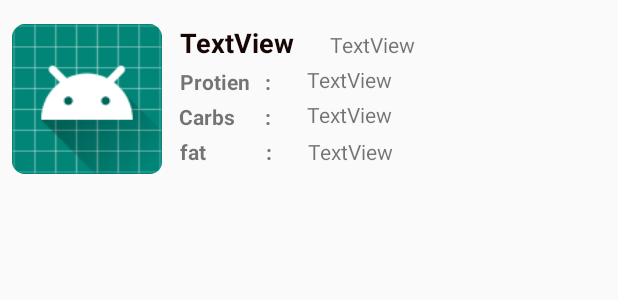
After one commit to Draker007/FitnessFreaks, an Android app: the layout nutrition_recycler.xml on its own in the app's theme, with its tools: preview values and no code run, on a phone screen of 412 x 824 dp. The commit adds this screen. Shown: the top 300 px of the screen. Run offline under Robolectric (Android 15) with nearby library versions, the phone set to English and light mode, and no system bars; Roboto replaces fonts that are not available here.

Commit message:
added Nutrition UI need to setup data after DB complition

```diff
--- a/app/src/main/java/com/example/fitnessfreaks/Activities/excersiceListActivity.java
+++ b/app/src/main/java/com/example/fitnessfreaks/Activities/excersiceListActivity.java
@@ -1,6 +1,7 @@
 package com.example.fitnessfreaks.Activities;
 
 import android.content.Intent;
+import android.net.Uri;
 import android.support.annotation.NonNull;
 import android.support.v7.app.AppCompatActivity;
 import android.os.Bundle;
@@ -28,6 +29,7 @@ public class excersiceListActivity extends AppCompatActivity implements excersic
     RecyclerView recyclerView;
     private List<excersice> excersices = new ArrayList<>();
     excersiceAdapter adapter;
+    private Uri uri;
     private DatabaseReference mDatabase;
     public List<String> data = new ArrayList<>();
 
@@ -68,6 +70,8 @@ Log.d("database","starting");
                 String name = postMap.get("WorkoutName");
                 Log.d("database",name);
                 String id = postMap.get("id");
+                String image = postMap.get("WorkoutImage1");
+
                 excersice excersice = new excersice(name,id);
                 excersices.add(excersice);
 recyclerView.setAdapter(adapter);
--- /dev/null
+++ b/app/src/main/res/layout/nutrition_recycler.xml
@@ -0,0 +1,110 @@
+<?xml version="1.0" encoding="utf-8"?>
+<android.support.constraint.ConstraintLayout xmlns:android="http://schemas.android.com/apk/res/android"
+    xmlns:app="http://schemas.android.com/apk/res-auto"
+    xmlns:tools="http://schemas.android.com/tools"
+    android:layout_width="match_parent"
+    android:layout_height="wrap_content">
+
+    <ImageView
+        android:id="@+id/imageView"
+        android:layout_width="100dp"
+        android:layout_height="100dp"
+        android:layout_marginStart="8dp"
+        android:layout_marginTop="16dp"
+        app:layout_constraintStart_toStartOf="parent"
+        app:layout_constraintTop_toTopOf="parent"
+        app:srcCompat="@mipmap/ic_launcher_round" />
+
+    <TextView
+        android:id="@+id/nutName"
+        android:layout_width="wrap_content"
+        android:layout_height="wrap_content"
+        android:layout_marginStart="12dp"
+        android:layout_marginTop="16dp"
+        android:text="TextView"
+        android:textColor="#FA130101"
+        android:textSize="18sp"
+        android:textStyle="bold"
+        app:layout_constraintStart_toEndOf="@+id/imageView"
+        app:layout_constraintTop_toTopOf="parent" />
+
+    <TextView
+        android:id="@+id/nutQty"
+        android:layout_width="wrap_content"
+        android:layout_height="wrap_content"
+        android:layout_marginStart="24dp"
+        android:layout_marginTop="20dp"
+        android:text="TextView"
+        app:layout_constraintStart_toEndOf="@+id/nutName"
+        app:layout_constraintTop_toTopOf="parent" />
+
+    <TextView
+        android:id="@+id/textView17"
+        android:layout_width="wrap_content"
+        android:layout_height="wrap_content"
+        android:layout_marginStart="12dp"
+        android:layout_marginTop="4dp"
+        android:text="Protien   :"
+        android:textStyle="bold"
+        app:layout_constraintStart_toEndOf="@+id/imageView"
+        app:layout_constraintTop_toBottomOf="@+id/nutName" />
+
+    <TextView
+        android:id="@+id/textView18"
+        android:layout_width="wrap_content"
+        android:layout_height="wrap_content"
+        android:layout_marginStart="11dp"
+        android:layout_marginTop="4dp"
+        android:text="Carbs      :"
+        android:textStyle="bold"
+        app:layout_constraintStart_toEndOf="@+id/imageView"
+        app:layout_constraintTop_toBottomOf="@+id/textView17" />
+
+    <TextView
+        android:id="@+id/textView19"
+        android:layout_width="wrap_content"
+        android:layout_height="wrap_content"
+        android:layout_marginStart="12dp"
+        android:layout_marginTop="4dp"
+        android:text="fat            :"
+        android:textStyle="bold"
+        app:layout_constraintStart_toEndOf="@+id/imageView"
+        app:layout_constraintTop_toBottomOf="@+id/textView18" />
+
+    <TextView
+        android:id="@+id/nutProtien"
+        android:layout_width="wrap_content"
+        android:layout_height="wrap_content"
+        android:layout_marginStart="24dp"
+        android:layout_marginTop="4dp"
+        android:text="TextView"
+        app:layout_constraintStart_toEndOf="@+id/textView17"
+        app:layout_constraintTop_toBottomOf="@+id/nutQty" />
+
+    <TextView
+        android:id="@+id/nutCarbs"
+        android:layout_width="wrap_content"
+        android:layout_height="wrap_content"
+        android:layout_marginStart="24dp"
+        android:layout_marginTop="4dp"
+        android:text="TextView"
+        app:layout_constraintStart_toEndOf="@+id/textView18"
+        app:layout_constraintTop_toBottomOf="@+id/nutProtien" />
+
+    <TextView
+        android:id="@+id/nutFat"
+        android:layout_width="wrap_content"
+        android:layout_height="wrap_content"
+        android:layout_marginStart="24dp"
+        android:layout_marginTop="5dp"
+        android:text="TextView"
+        app:layout_constraintStart_toEndOf="@+id/textView19"
+        app:layout_constraintTop_toBottomOf="@+id/nutCarbs" />
+
+    <Space
+        android:layout_width="0dp"
+        android:layout_height="10dp"
+        app:layout_constraintEnd_toEndOf="parent"
+        app:layout_constraintStart_toStartOf="parent"
+        app:layout_constraintTop_toBottomOf="@+id/imageView" />
+</android.support.constraint.ConstraintLayout>
--- a/build.gradle
+++ b/build.gradle
@@ -8,7 +8,7 @@ buildscript {
 
     }
     dependencies {
-        classpath 'com.android.tools.build:gradle:3.3.2'
+        classpath 'com.android.tools.build:gradle:3.4.0'
         classpath 'com.google.gms:google-services:4.2.0'
 
         // NOTE: Do not place your application dependencies here; they belong
```
Also changed, not shown: app/src/main/AndroidManifest.xml (+9 -9 lines), app/src/main/java/com/example/fitnessfreaks/Activities/nutritionActivity.java (added, +38 -0 lines), app/src/main/java/com/example/fitnessfreaks/Adapters/NutritionAdapter.java (added, +61 -0 lines), app/src/main/java/com/example/fitnessfreaks/DataClasses/NutritionList.java (added, +53 -0 lines), app/src/main/res/layout/activity_nutrition.xml (added, +17 -0 lines), gradle/wrapper/gradle-wrapper.properties.
